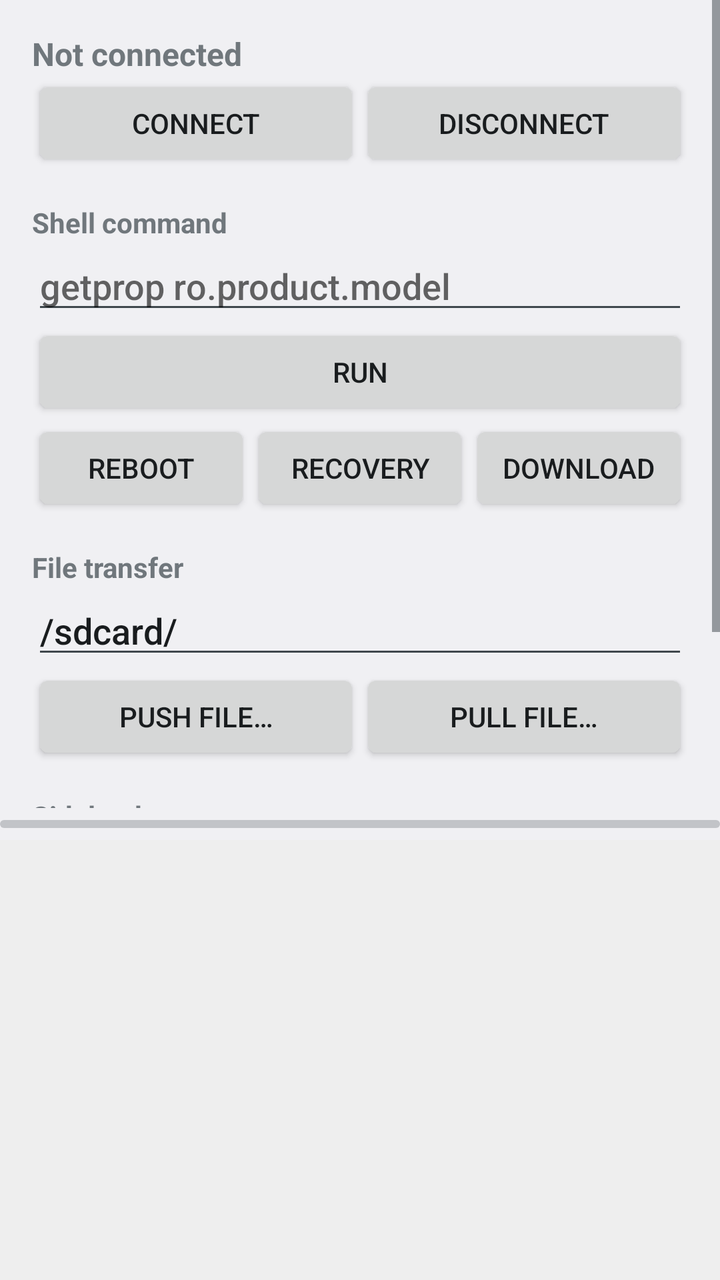
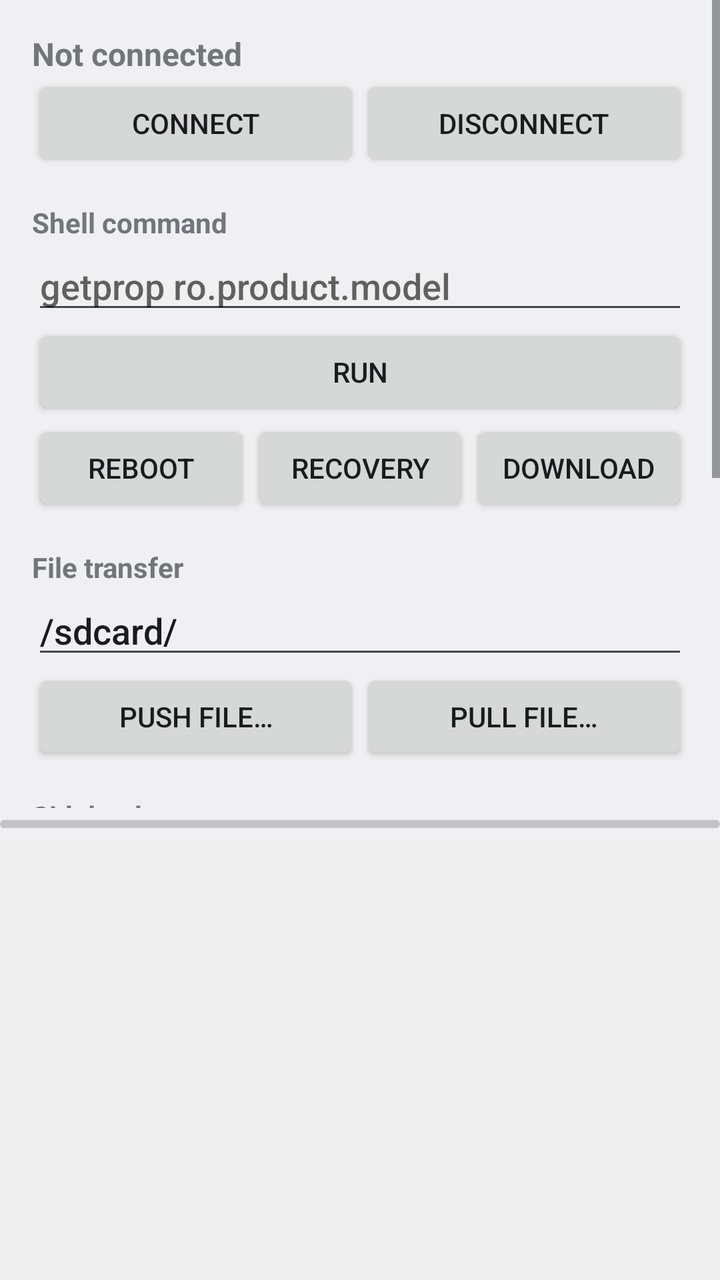

Two renders of the same Android screen: before a commit and after it. Below are the layout's source before the change and the commit's diff.
<!-- AndroidManifest.xml: application theme android:Theme.DeviceDefault.Light -->
<!-- res/layout/activity_main.xml -->
<?xml version="1.0" encoding="utf-8"?>
<LinearLayout xmlns:android="http://schemas.android.com/apk/res/android"
    android:layout_width="match_parent"
    android:layout_height="match_parent"
    android:orientation="vertical">

    <ScrollView
        android:layout_width="match_parent"
        android:layout_height="0dp"
        android:layout_weight="1">

        <LinearLayout
            android:layout_width="match_parent"
            android:layout_height="wrap_content"
            android:orientation="vertical"
            android:padding="16dp">

            <TextView
                android:id="@+id/status"
                android:layout_width="match_parent"
                android:layout_height="wrap_content"
                android:text="Not connected"
                android:textSize="16sp"
                android:textStyle="bold" />

            <LinearLayout
                android:layout_width="match_parent"
                android:layout_height="wrap_content"
                android:orientation="horizontal">
                <Button android:id="@+id/btnConnect" android:layout_width="0dp" android:layout_height="wrap_content" android:layout_weight="1" android:text="Connect" />
                <Button android:id="@+id/btnDisconnect" android:layout_width="0dp" android:layout_height="wrap_content" android:layout_weight="1" android:text="Disconnect" />
            </LinearLayout>

            <TextView android:layout_width="wrap_content" android:layout_height="wrap_content" android:layout_marginTop="16dp" android:text="Shell command" android:textStyle="bold" />
            <EditText android:id="@+id/cmdInput" android:layout_width="match_parent" android:layout_height="wrap_content" android:hint="getprop ro.product.model" android:inputType="text" android:singleLine="true" />
            <Button android:id="@+id/btnRun" android:layout_width="match_parent" android:layout_height="wrap_content" android:text="Run" />
            <LinearLayout
                android:layout_width="match_parent"
                android:layout_height="wrap_content"
                android:orientation="horizontal">
                <Button android:id="@+id/btnReboot" android:layout_width="0dp" android:layout_height="wrap_content" android:layout_weight="1" android:text="Reboot" />
                <Button android:id="@+id/btnRecovery" android:layout_width="0dp" android:layout_height="wrap_content" android:layout_weight="1" android:text="Recovery" />
                <Button android:id="@+id/btnBootloader" android:layout_width="0dp" android:layout_height="wrap_content" android:layout_weight="1" android:text="Download" />
            </LinearLayout>

            <TextView android:layout_width="wrap_content" android:layout_height="wrap_content" android:layout_marginTop="16dp" android:text="File transfer" android:textStyle="bold" />
            <EditText android:id="@+id/remotePath" android:layout_width="match_parent" android:layout_height="wrap_content" android:hint="Remote path" android:inputType="text" android:singleLine="true" android:text="/sdcard/" />
            <LinearLayout
                android:layout_width="match_parent"
                android:layout_height="wrap_content"
                android:orientation="horizontal">
                <Button android:id="@+id/btnPush" android:layout_width="0dp" android:layout_height="wrap_content" android:layout_weight="1" android:text="Push file…" />
                <Button android:id="@+id/btnPull" android:layout_width="0dp" android:layout_height="wrap_content" android:layout_weight="1" android:text="Pull file…" />
            </LinearLayout>

            <TextView android:layout_width="wrap_content" android:layout_height="wrap_content" android:layout_marginTop="16dp" android:text="Sideload" android:textStyle="bold" />
            <TextView android:layout_width="match_parent" android:layout_height="wrap_content" android:text="In recovery pick “Apply update from ADB”, then Connect." />
            <Button android:id="@+id/btnSideload" android:layout_width="match_parent" android:layout_height="wrap_content" android:text="Sideload zip…" />
        </LinearLayout>
    </ScrollView>

    <ProgressBar
        android:id="@+id/progress"
        style="?android:attr/progressBarStyleHorizontal"
        android:layout_width="match_parent"
        android:layout_height="wrap_content"
        android:max="100" />

    <ScrollView
        android:id="@+id/logScroll"
        android:layout_width="match_parent"
        android:layout_height="220dp"
        android:background="#EEEEEE">
        <TextView
            android:id="@+id/log"
            android:layout_width="match_parent"
            android:layout_height="wrap_content"
            android:fontFamily="monospace"
            android:padding="8dp"
            android:textIsSelectable="true"
            android:textSize="12sp" />
    </ScrollView>
</LinearLayout>
<!-- resources referenced by this layout -->
<resources>

</resources>

<!-- the commit's change to res/layout/activity_main.xml (unified diff, before → after) -->
@@ -56,6 +56,11 @@
             <TextView android:layout_width="wrap_content" android:layout_height="wrap_content" android:layout_marginTop="16dp" android:text="Sideload" android:textStyle="bold" />
             <TextView android:layout_width="match_parent" android:layout_height="wrap_content" android:text="In recovery pick “Apply update from ADB”, then Connect." />
             <Button android:id="@+id/btnSideload" android:layout_width="match_parent" android:layout_height="wrap_content" android:text="Sideload zip…" />
+
+            <TextView android:layout_width="wrap_content" android:layout_height="wrap_content" android:layout_marginTop="16dp" android:text="Download Mode (Odin)" android:textStyle="bold" />
+            <TextView android:layout_width="match_parent" android:layout_height="wrap_content" android:text="Boot the target into Download Mode, plug it in, then pick an AP-style .tar or .tar.md5 (e.g. TWRP + vbmeta)." />
+            <CheckBox android:id="@+id/chkReboot" android:layout_width="wrap_content" android:layout_height="wrap_content" android:text="Reboot after flash" />
+            <Button android:id="@+id/btnOdinFlash" android:layout_width="match_parent" android:layout_height="wrap_content" android:text="Flash .tar…" />
         </LinearLayout>
     </ScrollView>
 
